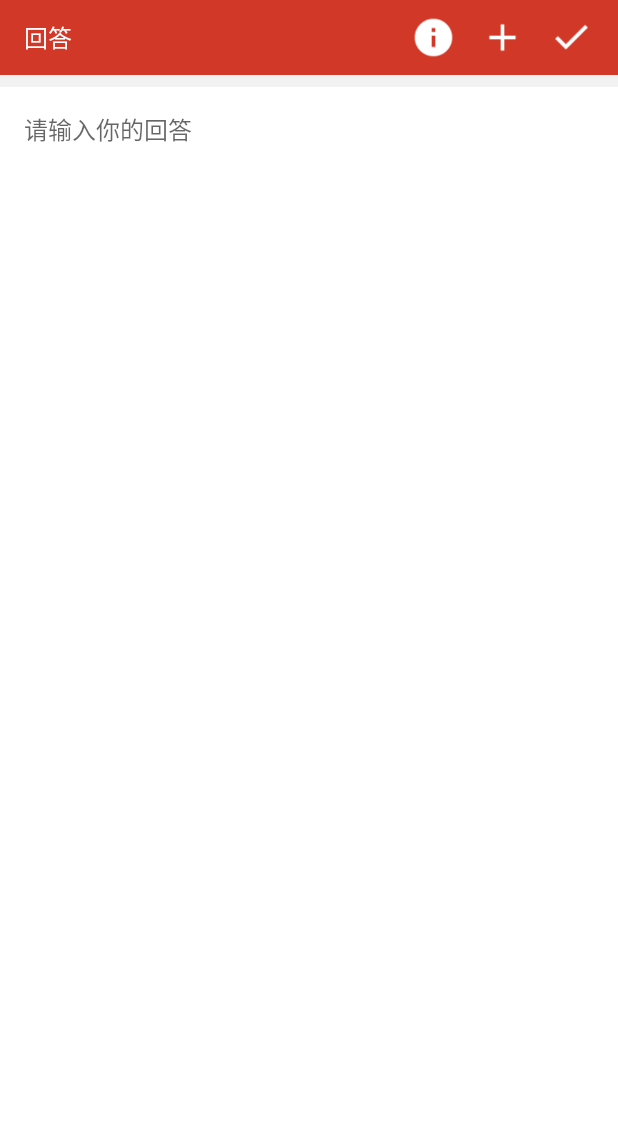
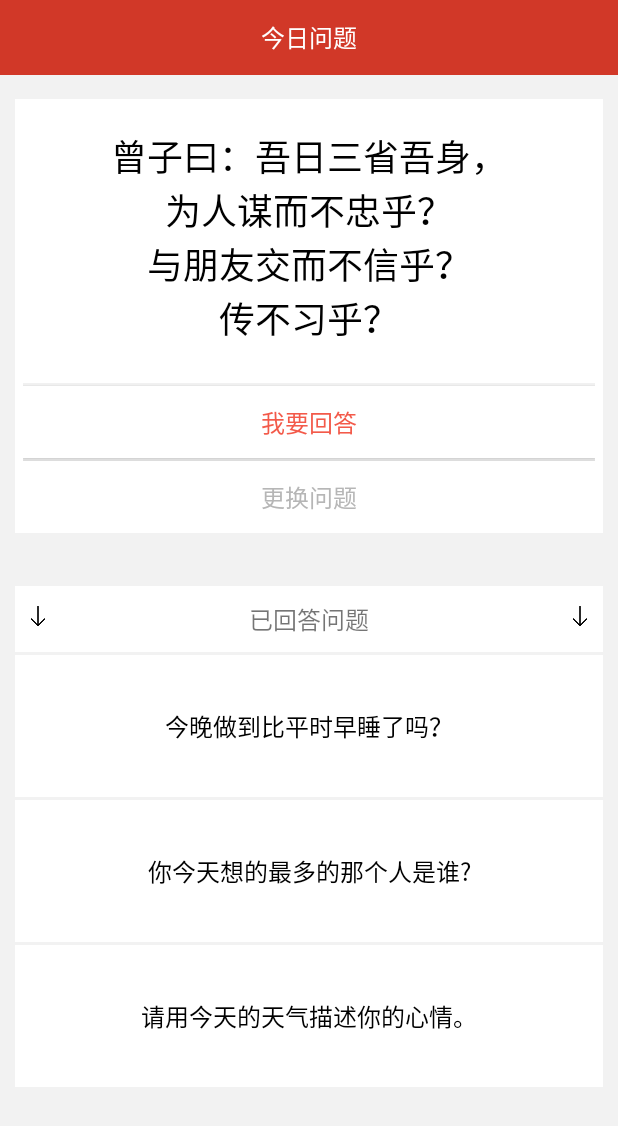
Before and after one commit to neilsun2009/Sanxing, an Android app: the screen it shows after launch (AnswerQuestionActivity before the commit, TodayDetailActivity after it), after a tap on an icon or button, on a phone screen of 412 x 824 dp. Shown: the top 1126 px of the screen. Run offline under Robolectric (Android 15) with nearby library versions, the phone set to English and light mode, and no system bars.

Commit message:
顶部颜色统一，时间轴第一项跳转完成。TODO：往日问题详情页面制作。

```diff
--- a/app/src/main/java/com/note8/sanxing/activities/TodayDetailActivity.java
+++ b/app/src/main/java/com/note8/sanxing/activities/TodayDetailActivity.java
@@ -6,6 +6,9 @@ import android.support.v7.app.AppCompatActivity;
 import android.widget.ListView;
 
 import com.note8.sanxing.R;
+import com.note8.sanxing.adapters.TodayDetailAdapter;
+
+import java.util.ArrayList;
 
 public class TodayDetailActivity extends AppCompatActivity {
     @Override
@@ -14,6 +17,13 @@ public class TodayDetailActivity extends AppCompatActivity {
         setContentView(R.layout.today_question_detail);
 
         ListView lv = (ListView) findViewById(R.id.td_listview);
-
+        //  Static Data, should be replaced by data returning from the server
+        ArrayList<String> staticData = new ArrayList<>();
+        staticData.add("今晚做到比平时早睡了吗？");
+        staticData.add("你今天想的最多的那个人是谁?");
+        staticData.add("请用今天的天气描述你的心情。");
+        TodayDetailAdapter adapter = new TodayDetailAdapter(TodayDetailActivity.this,
+                R.layout.today_detail_item, staticData);
+        lv.setAdapter(adapter);
     }
 }
--- a/app/src/main/java/com/note8/sanxing/adapters/TodayAdapter.java
+++ b/app/src/main/java/com/note8/sanxing/adapters/TodayAdapter.java
@@ -2,6 +2,7 @@ package com.note8.sanxing.adapters;
 
 import android.content.Context;
 import android.content.Intent;
+import android.os.Bundle;
 import android.view.LayoutInflater;
 import android.view.View;
 import android.view.ViewGroup;
@@ -14,6 +15,7 @@ import android.widget.Toast;
 
 import com.note8.sanxing.R;
 import com.note8.sanxing.activities.AnswerQuestionActivity;
+import com.note8.sanxing.activities.TodayDetailActivity;
 import com.note8.sanxing.items.TodayClass;
 
 import java.util.List;
@@ -31,7 +33,7 @@ public class TodayAdapter extends ArrayAdapter<TodayClass> {
     }
 
     @Override
-    public View getView(int position, View convertView, ViewGroup parent) {
+    public View getView(final int position, View convertView, ViewGroup parent) {
         final TodayClass today = getItem(position);
         View view = LayoutInflater.from(getContext()).inflate(resourceId, null);
         TextView dateTxt = (TextView) view.findViewById(R.id.today_date_txt);
@@ -60,10 +62,18 @@ public class TodayAdapter extends ArrayAdapter<TodayClass> {
             @Override
             public void onClick(View view) {
                 Toast.makeText(getContext(), today.date, Toast.LENGTH_SHORT).show();
-                // todo: replace this with problem detail page
-                /******************************** Add by Wiki ************************************/
-                //从回答问题的按钮点击进入回答问题页面
-                Intent intent = new Intent(view.getContext(),AnswerQuestionActivity.class);
+                Intent intent;
+                Bundle bundle = new Bundle();
+                bundle.putString("date", today.date);
+                bundle.putString("title", today.title);
+                bundle.putString("content", today.content);
+                bundle.putString("bottomText", today.bottomText);
+                if (position == 0) {  //  第一个item进入问题回答界面
+                    bundle.putBoolean("newAns", true);
+                } else {              //  其他进入当天问题及回答浏览界面
+                    bundle.putBoolean("newAns", false);
+                }
+                intent = new Intent(view.getContext(), TodayDetailActivity.class);
                 view.getContext().startActivity(intent);
             }
         });
--- /dev/null
+++ b/app/src/main/java/com/note8/sanxing/adapters/TodayDetailAdapter.java
@@ -0,0 +1,32 @@
+package com.note8.sanxing.adapters;
+
+import android.content.Context;
+import android.support.annotation.NonNull;
+import android.view.LayoutInflater;
+import android.view.View;
+import android.view.ViewGroup;
+import android.widget.ArrayAdapter;
+import android.widget.TextView;
+
+import com.note8.sanxing.R;
+
+import java.util.ArrayList;
+
+public class TodayDetailAdapter extends ArrayAdapter<String> {
+    private int resourceId;
+
+    public TodayDetailAdapter(Context context, int resource, ArrayList<String> data) {
+        super(context, resource, data);
+        this.resourceId = resource;
+    }
+
+    @NonNull
+    @Override
+    public View getView(int position, View convertView, @NonNull ViewGroup parent) {
+        View view = LayoutInflater.from(getContext()).inflate(resourceId, null);
+        String content = (String) getItem(position);
+        TextView tv = (TextView) view.findViewById(R.id.td_listview_item);
+        tv.setText(content);
+        return view;
+    }
+}
--- a/app/src/main/res/layout/activity_me.xml
+++ b/app/src/main/res/layout/activity_me.xml
@@ -10,7 +10,7 @@
     <TextView
         android:layout_width="match_parent"
         android:layout_height="@dimen/action_bar_height"
-        android:background="@color/colorActionBarBg"
+        android:background="@color/colorAccent"
         android:text="个人中心"
         android:paddingLeft="@dimen/action_bar_padding"
         android:textSize="@dimen/action_bar_text_size"
--- a/app/src/main/res/layout/listview_today.xml
+++ b/app/src/main/res/layout/listview_today.xml
@@ -66,6 +66,7 @@
                 android:layout_height="match_parent"
                 android:background="@color/colorPrimary">
             </FrameLayout>
+
             <RelativeLayout
                 android:background="@color/colorBgWhite"
                 android:layout_width="match_parent"
@@ -155,8 +156,7 @@
                     android:layout_width="32dp"
                     android:layout_height="26dp"
                     android:src="@drawable/today_list_arrow"
-                    android:scaleType="fitXY"
-                    />
+                    android:scaleType="fitXY" />
             </LinearLayout>
 
         </LinearLayout>
--- /dev/null
+++ b/app/src/main/res/layout/today_detail_item.xml
@@ -0,0 +1,17 @@
+<?xml version="1.0" encoding="utf-8"?>
+<LinearLayout xmlns:android="http://schemas.android.com/apk/res/android"
+    android:orientation="vertical" android:layout_width="match_parent"
+    android:layout_height="match_parent">
+    <TextView
+        android:id="@+id/td_listview_item"
+        android:layout_width="match_parent"
+        android:layout_height="wrap_content"
+        android:paddingStart="@dimen/bd_model_padding_start"
+        android:paddingEnd="@dimen/bd_model_padding_end"
+        android:paddingBottom="35dp"
+        android:paddingTop="35dp"
+        android:gravity="center"
+        android:background="@color/colorBgWhite"
+        android:textColor="@color/colorPrimaryDark"
+        android:textSize="@dimen/text_normal"/>
+</LinearLayout>
--- a/app/src/main/res/layout/today_question_detail.xml
+++ b/app/src/main/res/layout/today_question_detail.xml
@@ -42,8 +42,8 @@
             android:layout_height="wrap_content"
             android:paddingStart="@dimen/bd_model_padding_start"
             android:paddingEnd="@dimen/bd_model_padding_end"
-            android:layout_marginTop="10dp"
-            android:layout_marginBottom="15dp"
+            android:layout_marginTop="20dp"
+            android:layout_marginBottom="25dp"
             android:gravity="center"
             android:textColor="@color/colorPrimaryDark"
             android:textSize="@dimen/text_large"
@@ -73,31 +73,38 @@
             android:layout_width="match_parent"
             android:layout_height="wrap_content"
             android:background="@color/colorBgWhite"
-            android:textColor="@color/colorPrimary"
+            android:textColor="@color/colorOmit"
             android:textSize="@dimen/text_normal"
             android:text="@string/today_detail_change"/>
     </LinearLayout>
 
     <RelativeLayout
+        android:paddingStart="@dimen/bd_model_padding_start"
+        android:paddingEnd="@dimen/bd_model_padding_end"
+        android:paddingBottom="10dp"
+        android:paddingTop="10dp"
+        android:layout_marginStart="10dp"
+        android:layout_marginEnd="10dp"
+        android:layout_marginTop="35dp"
+        android:background="@color/colorBgWhite"
         android:layout_width="match_parent"
         android:layout_height="wrap_content">
-
         <TextView
-            android:layout_width="match_parent"
+            android:layout_width="wrap_content"
             android:layout_height="wrap_content"
-            android:paddingStart="@dimen/bd_model_padding_start"
-            android:paddingEnd="@dimen/bd_model_padding_end"
-            android:paddingBottom="10dp"
-            android:paddingTop="10dp"
-            android:layout_marginStart="10dp"
-            android:layout_marginEnd="10dp"
-            android:layout_marginTop="15dp"
-            android:gravity="center"
-            android:background="@color/colorBgWhite"
-            android:textColor="@color/colorOmit"
             android:textSize="@dimen/text_normal"
-            android:text="@string/today_answered"/>
-
+            android:layout_centerInParent="true"
+            android:text="已回答问题"/>
+        <ImageView
+            android:layout_width="20dp"
+            android:layout_height="20dp"
+            android:layout_alignParentLeft="true"
+            android:src="@drawable/down_arrow"/>
+        <ImageView
+            android:layout_width="20dp"
+            android:layout_height="20dp"
+            android:layout_alignParentRight="true"
+            android:src="@drawable/down_arrow"/>
     </RelativeLayout>
 
 
@@ -112,6 +119,8 @@
         android:layout_height="0dp"
         android:layout_weight="1"
         android:layout_marginStart="10dp"
-        android:layout_marginEnd="10dp">
+        android:layout_marginEnd="10dp"
+        android:dividerHeight="2dp"
+        android:divider="@color/colorBg">
     </ListView>
 </LinearLayout>
```
Also changed, not shown: app/src/main/res/drawable/broadcast_img_1.jpg, app/src/main/res/drawable/broadcast_img_2.jpg, app/src/main/res/drawable/broadcast_img_3.jpg, app/src/main/res/drawable/broadcast_img_4.jpg, app/src/main/res/drawable/broadcast_submit.jpg, app/src/main/res/drawable/find_list_1.jpg, app/src/main/res/drawable/find_list_2.jpg, app/src/main/res/drawable/find_list_3.jpg, app/src/main/res/drawable/find_title.jpg, app/src/main/res/drawable/nearby_icon_radar1.png, app/src/main/res/drawable/nearby_icon_radar2.png, app/src/main/res/drawable/nearby_icon_radar3.png, app/src/main/res/drawable/today_list_photo.jpg.
